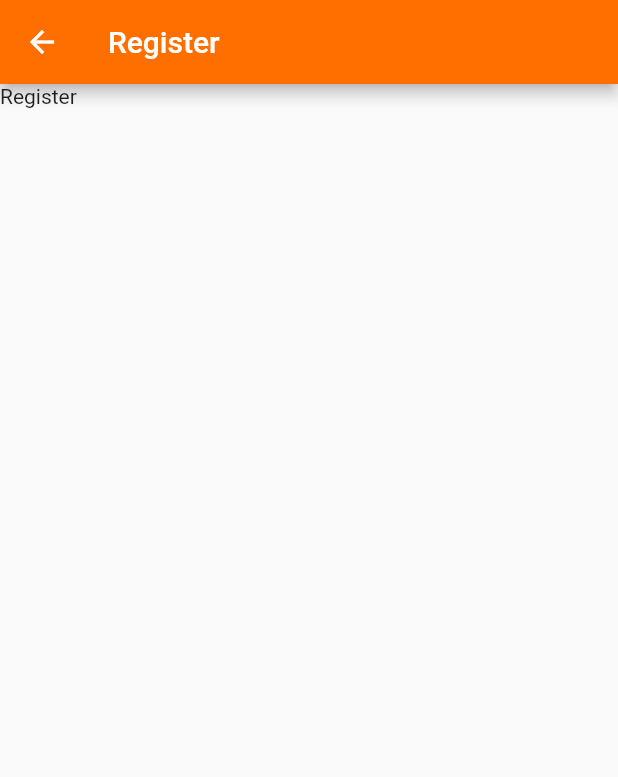
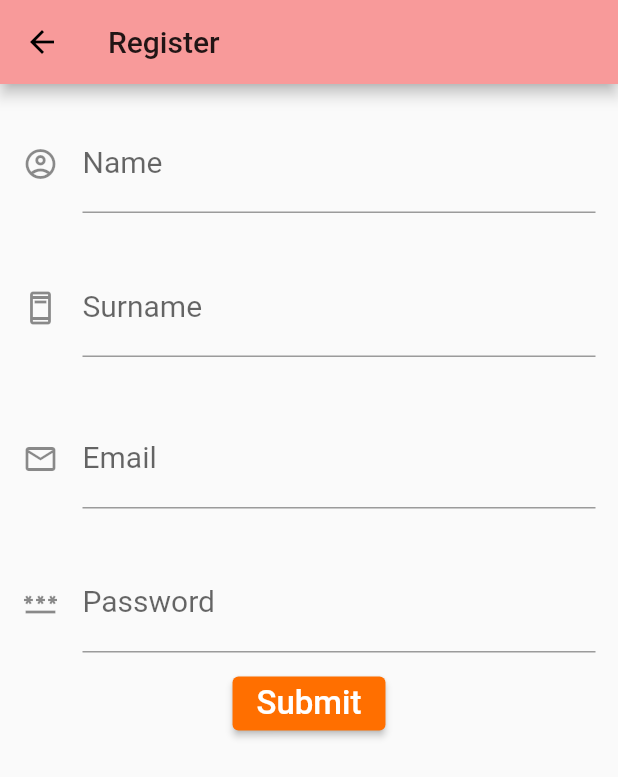
Before and after one commit to PHPJame/mobileappweek1, a Flutter app: the screen it shows after launch, after a tap on "SIGN UP", on a phone screen of 412 x 824 dp. Shown: the top 777 px of the screen. Run offline on Flutter 3.47's test engine with Material 2 defaults, Android fonts, the phone set to English and light mode, and no system bars; network calls fail.

Commit message:
ฟอร์ม

```diff
--- a/lib/config/constant.dart
+++ b/lib/config/constant.dart
@@ -1,4 +1,4 @@
 import 'package:flutter/cupertino.dart';
 
 const pColor = Color(0xFFFF6F00);
-const sColor = Color(0xFF1E90FF);
+const sColor = Color(0xFFF89A9A);
--- a/lib/main.dart
+++ b/lib/main.dart
@@ -15,7 +15,7 @@ class MyApp extends StatelessWidget {
         'Login': (context) => Login(),
         'Register': (context) => Register(),
       },
-      theme: ThemeData(primaryColor: pColor, secondaryHeaderColor: pColor),
+      theme: ThemeData(primaryColor: sColor, secondaryHeaderColor: sColor),
     );
   }
 }
--- a/lib/screen/Register.dart
+++ b/lib/screen/Register.dart
@@ -1,19 +1,168 @@
 import 'package:flutter/material.dart';
+import 'package:mobileappweek1/config/constant.dart';
 
 class Register extends StatefulWidget {
-  const Register({ Key? key }) : super(key: key);
+  const Register({Key? key}) : super(key: key);
 
   @override
   _RegisterState createState() => _RegisterState();
 }
+
 class _RegisterState extends State<Register> {
+  var name, surname, email, password;
+  final formkey = GlobalKey<FormState>();
+
   @override
   Widget build(BuildContext context) {
-    return Scaffold(
-      appBar: AppBar(
-        title: Text("Register"),
+    return SafeArea(
+      child: Scaffold(
+        appBar: AppBar(
+          title: Text("Register"),
+        ),
+        body: Form(
+          key: formkey,
+          child: SingleChildScrollView(
+            child: Column(
+              children: [
+                txtname(),
+                txtsurname(),
+                txtemail(),
+                txtpassword(),
+                btnsubmit(),
+              ],
+            ),
+          ),
+        ),
       ),
-      body: Text("Register"),
     );
   }
+
+  Widget txtname() {
+    return Container(
+      margin: EdgeInsets.fromLTRB(15, 20, 15, 10),
+      child: TextFormField(
+        style: TextStyle(
+          fontSize: 20,
+          color: pColor,
+        ),
+        decoration: InputDecoration(
+          labelText: 'Name',
+          icon: Icon(Icons.account_circle_outlined),
+          hintText: 'Input your name',
+        ),
+        validator: (value) {
+          if (value!.isEmpty) {
+            return 'กรุณาใส่ข้อมูลด้วย';
+          } else if (value.length < 2) {
+            return 'กรุณากรอกข้อมูลมากกว่า 2 ตัวอักษร';
+          }
+        },
+        onSaved: (value) {
+          name = value!.trim();
+        },
+      ),
+    );
+  }
+
+  Widget txtsurname() {
+    return Container(
+      margin: EdgeInsets.fromLTRB(15, 20, 15, 15),
+      child: TextFormField(
+        style: TextStyle(
+          fontSize: 20,
+          color: pColor,
+        ),
+        decoration: InputDecoration(
+          labelText: 'Surname',
+          icon: Icon(Icons.ad_units_outlined),
+          hintText: 'Input your Surname',
+        ),
+        validator: (value) {
+          if (value!.isEmpty) {
+            return 'กรุณาใส่ข้อมูลด้วย';
+          } else if (value.length < 2) {
+            return 'กรุณากรอกข้อมูลมากกว่า 2 ตัวอักษร';
+          }
+        },
+        onSaved: (value) {
+          surname = value!.trim();
+        },
+      ),
+    );
+  }
+
+  Widget txtemail() {
+    return Container(
+      margin: EdgeInsets.fromLTRB(15, 20, 15, 10),
+      child: TextFormField(
+        keyboardType: TextInputType.emailAddress,
+        style: TextStyle(
+          fontSize: 20,
+          color: pColor,
+        ),
+        decoration: InputDecoration(
+          labelText: 'Email',
+          icon: Icon(Icons.email_outlined),
+          hintText: 'Input your Email',
+        ),
+        validator: (value) {
+          if (!(value!.contains('@'))) {
+            return 'กรุณากรอกข้อมูลตามรูปแบบอีเมลด้วย';
+          } else if (!(value.contains('.'))) {
+            return 'กรุณากรอกข้อมูลตามรูปแบบอีเมลด้วย';
+          }
+        },
+        onSaved: (value) {
+          email = value!.trim();
+        },
+      ),
+    );
+  }
+
+  Widget txtpassword() {
+    return Container(
+      margin: EdgeInsets.fromLTRB(15, 20, 15, 10),
+      child: TextFormField(
+        obscureText: true,
+        style: TextStyle(
+          fontSize: 20,
+          color: pColor,
+        ),
+        decoration: InputDecoration(
+          labelText: 'Password',
+          icon: Icon(Icons.password_outlined),
+          hintText: 'Input your Password',
+        ),
+        validator: (value) {
+          if (value!.isEmpty) {
+            return 'กรุณาใส่ข้อมูลด้วย';
+          } else if (value.length < 8) {
+            return 'กรุณากรอกข้อมูลมากกว่า 8 ตัว';
+          }
+        },
+        onSaved: (value) {
+          password = value!.trim();
+        },
+      ),
+    );
+  }
+
+  Widget btnsubmit() => ElevatedButton(
+        style: ElevatedButton.styleFrom(
+          primary: pColor,
+        ),
+        onPressed: () {
+          print("Hello");
+          if (formkey.currentState!.validate()) {
+            formkey.currentState!.save();
+            print(
+                'Name: $name Surname: $surname email: $email password: $password');
+            formkey.currentState!.reset();
+          }
+        },
+        child: Text(
+          'Submit',
+          style: TextStyle(fontSize: 22),
+        ),
+      );
 }
--- a/lib/screen/index.dart
+++ b/lib/screen/index.dart
@@ -22,7 +22,7 @@ class Index extends StatelessWidget {
             Column(
               children: [
                 SizedBox(
-                  height: 20,
+                  height: 30,
                 ),
                 Image.asset(
                   "asset/image/logo.png",
@@ -78,7 +78,7 @@ class Index extends StatelessWidget {
                   ),
                   child: Text(
                     "SIGN UP",
-                    style: TextStyle(fontSize: 20),
+                    style: TextStyle(fontSize: 22),
                   ),
                   onPressed: () {
                     print("Hello World");
```
Also changed, not shown: lib/screen/Login.dart (+7 -4 lines).
